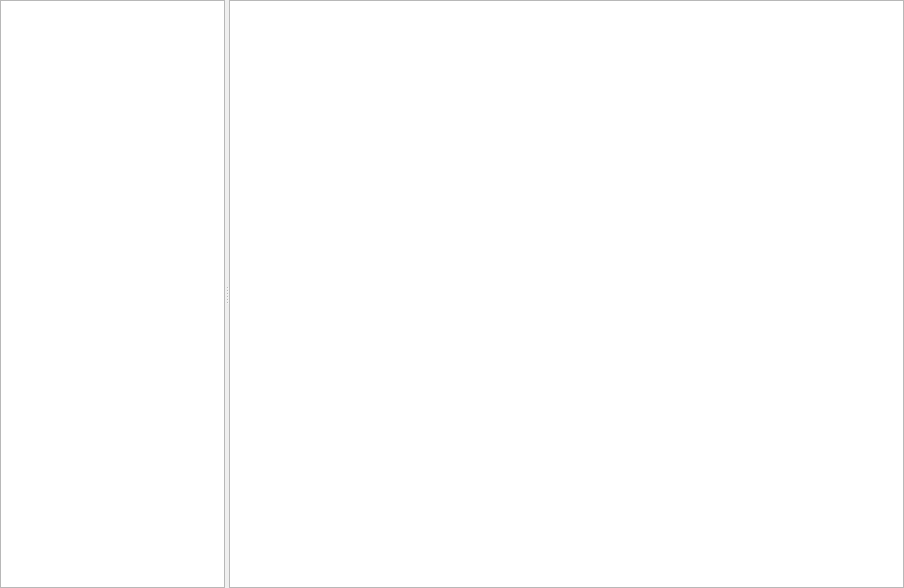
The window that src/plugins/azoth/serverhistorywidget.ui (0xd34df00d/leechcraft) describes before a commit, drawn with Qt 5.
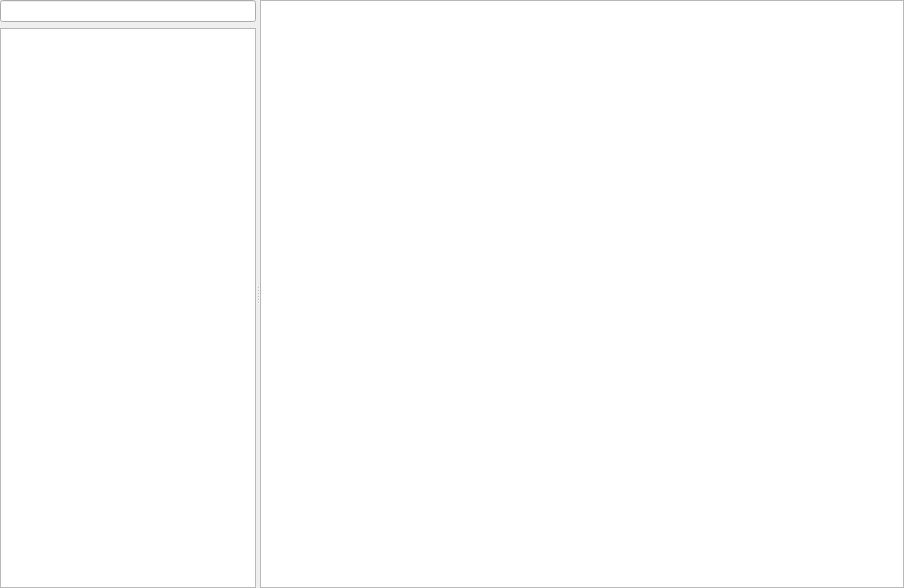
The same window after the commit.

Commit message: [Azoth] Server history fetching stubs.

Patch:
```diff
--- a/src/plugins/azoth/serverhistorywidget.ui
+++ b/src/plugins/azoth/serverhistorywidget.ui
@@ -13,7 +13,7 @@
   <property name="windowTitle">
    <string/>
   </property>
-  <layout class="QVBoxLayout" name="verticalLayout">
+  <layout class="QVBoxLayout" name="verticalLayout_2">
    <property name="margin">
     <number>0</number>
    </property>
@@ -22,6 +22,19 @@
      <property name="orientation">
       <enum>Qt::Horizontal</enum>
      </property>
+     <widget class="QWidget" name="">
+      <layout class="QVBoxLayout" name="verticalLayout">
+       <item>
+        <widget class="QLineEdit" name="ContactsFilter_">
+         <property name="sizePolicy">
+          <sizepolicy hsizetype="Expanding" vsizetype="Fixed">
+           <horstretch>1</horstretch>
+           <verstretch>0</verstretch>
+          </sizepolicy>
+         </property>
+        </widget>
+       </item>
+       <item>
      <widget class="QTreeView" name="ContactsView_">
       <property name="sizePolicy">
        <sizepolicy hsizetype="Expanding" vsizetype="Expanding">
@@ -32,6 +45,9 @@
       <property name="rootIsDecorated">
        <bool>false</bool>
       </property>
+        </widget>
+       </item>
+      </layout>
      </widget>
      <widget class="QTextBrowser" name="MessagesView_">
       <property name="sizePolicy">
```
Lines whose indentation alone changed are shown as unchanged. The commit also changes 2 other files.
